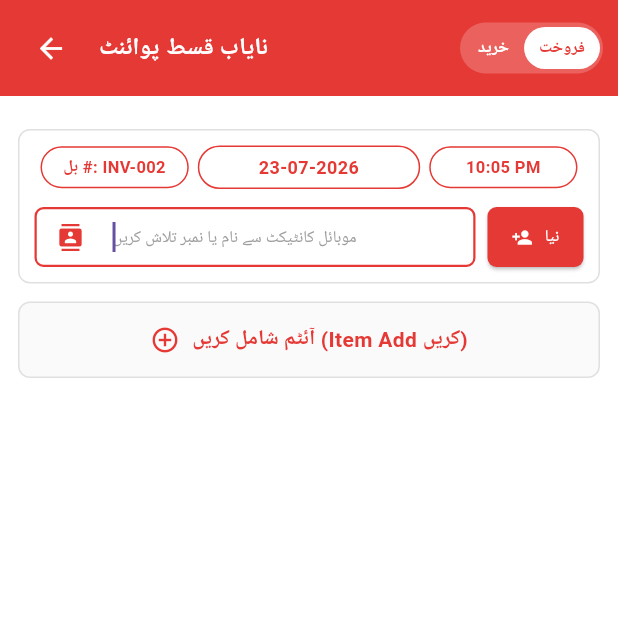
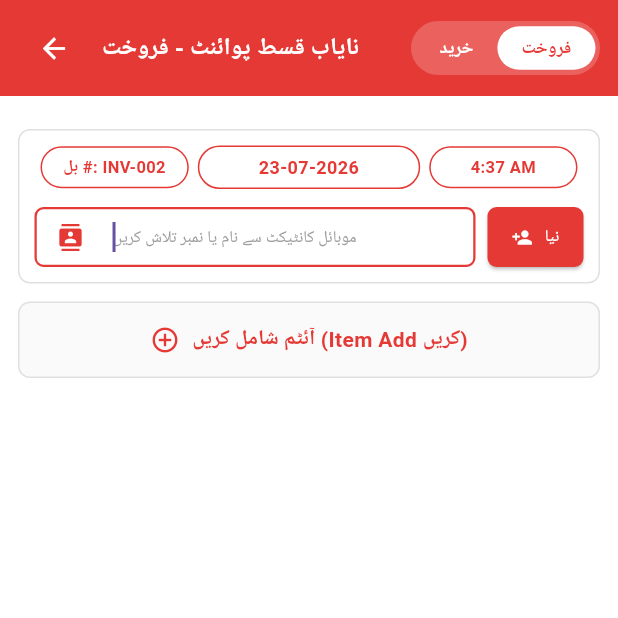
Before and after one commit to nayabqistpoint/my_first_app, a Flutter app: the SalePage screen opened directly, on a phone screen of 412 x 824 dp, the top half of it. Run offline on Flutter 3.47's test engine with Material 3 defaults, Android fonts, the phone set to English and light mode, and no system bars.

Commit message:
sale purchase done

```diff
--- a/lib/home_page/transaction_forms/sale_page.dart
+++ b/lib/home_page/transaction_forms/sale_page.dart
@@ -1,12 +1,13 @@
 import 'package:flutter/material.dart';
+import 'sale_purchase_controller.dart';
 import 'sale_purchase.dart';
-import 'sale_purchase_controller.dart'; // کنٹرولر کی فائل کو امپورٹ کریں
 import 'common/party_selector_widget.dart';
 import 'common/item_selector_row_widget.dart';
 import 'common/item_detail_widget.dart';
 import 'common/discount_widget.dart';
 import 'common/transaction_summary_widget.dart';
-import 'package:my_first_app/dashboard/widgets/source_selecter.dart';
+import 'common/sale_purchase_toggle_widget.dart';
+import '../../dashboard/widgets/source_selecter.dart';
 
 class SalePage extends StatefulWidget {
   const SalePage({super.key});
@@ -21,6 +22,10 @@ class _SalePageState extends State<SalePage> {
   final TextEditingController _receivedController = TextEditingController();
   final TextEditingController _descriptionController = TextEditingController();
 
+  String? _selectedBankSource;
+  double _cashAmount = 0.0;
+  double _bankAmount = 0.0;
+
   final List<Map<String, String>> _dummyContacts = const [
     {'name': 'علی خان', 'phone': '03001234567'},
     {'name': 'محمد احمد', 'phone': '03219876543'},
@@ -31,13 +36,11 @@ class _SalePageState extends State<SalePage> {
   @override
   void initState() {
     super.initState();
-    // 🔴 نوٹ: یہاں سے `setMode(1)` ہٹا دیا گیا ہے کیونکہ `shiftToSaveAndSellMode`
-    // پہلے ہی موڈ اور ڈیٹا سیٹ کر کے لایا ہے، دوبارہ سیٹ کرنے سے ڈیٹا اڑ رہا تھا۔
+    _receivedController.addListener(_onReceivedAmountChanged);
+  }
 
-    // یوزر جب وصولی والے خانے میں رقم لکھے تو سکرین فورا اپ ڈیٹ ہو
-    _receivedController.addListener(() {
-      setState(() {});
-    });
+  void _onReceivedAmountChanged() {
+    setState(() {});
   }
 
   @override
@@ -49,21 +52,10 @@ class _SalePageState extends State<SalePage> {
     super.dispose();
   }
 
-  // خرید والے پیج کی طرز پر effective amount معلوم کرنے کا فنکشن
-  double get _effectiveAmountForSource {
-    if (_receivedController.text.isNotEmpty) {
-      double? val = double.tryParse(_receivedController.text);
-      if (val != null) {
-        return val;
-      }
-    }
-    return salePurchaseController.grandTotal;
-  }
-
   void _openItemDetail({int? editIndex}) {
     final isEditing = editIndex != null;
-    final currentList = salePurchaseController.itemList;
-    final item = isEditing ? currentList[editIndex] : null;
+    final itemList = salePurchaseController.itemList;
+    final item = isEditing ? itemList[editIndex] : null;
 
     Navigator.push(
       context,
@@ -77,7 +69,6 @@ class _SalePageState extends State<SalePage> {
           initialImei: isEditing ? item!['imei'] : '',
           initialCategory: isEditing ? item!['category'] : 'موبائل فون (Mobile Phone)',
           onItemSaved: (model, qty, purchasePrice, salePrice, desc, imei, category) {
-            // براہ راست کنٹرولر کے اندر سیو کریں تاکہ ڈیٹا محفوظ رہے
             salePurchaseController.saveItem(
               editIndex: editIndex,
               model: model,
@@ -94,23 +85,48 @@ class _SalePageState extends State<SalePage> {
     );
   }
 
-  void _switchToPurchase() {
-    // خرید موڈ میں جانے سے پہلے کنٹرولر کا موڈ 0 कर दें
-    salePurchaseController.setMode(0);
-    Navigator.pushAndRemoveUntil(
+  void _onSaveAndSharePressed() {
+    bool success = salePurchaseController.completeTransaction(
+      bankSource: _selectedBankSource,
+      cashAmount: _cashAmount,
+      bankAmount: _bankAmount,
+    );
+
+    if (!success) {
+      ScaffoldMessenger.of(context).showSnackBar(
+        const SnackBar(content: Text('کم از کم ایک آئٹم شامل کرنا ضروری ہے')),
+      );
+      return;
+    }
+
+    ScaffoldMessenger.of(context).showSnackBar(
+      const SnackBar(content: Text('سیل انٹری کامیابی سے محفوظ اور شیئر کر دی گئی ہے')),
+    );
+
+    Navigator.pop(context);
+  }
+
+  void _navigateToPurchasePageSmoothly() {
+    Navigator.pushReplacement(
       context,
-      MaterialPageRoute(builder: (context) => const SalePurchaseForm()),
-      (route) => false,
+      PageRouteBuilder(
+        pageBuilder: (context, animation, secondaryAnimation) => const SalePurchaseForm(),
+        transitionDuration: Duration.zero,
+        reverseTransitionDuration: Duration.zero,
+      ),
     );
   }
 
   @override
   Widget build(BuildContext context) {
-    // AnimatedBuilder کے ذریعے کنٹرولر کو سنیں تاکہ ڈیٹا بدلنے پر سکرین فورا اپ ڈیٹ ہو
-    return AnimatedBuilder(
-      animation: salePurchaseController,
+    return ListenableBuilder(
+      listenable: salePurchaseController,
       builder: (context, child) {
-        final saleItems = salePurchaseController.itemList;
+        final itemList = salePurchaseController.itemList;
+        final isPurchaseMode = salePurchaseController.selectedMode == 0;
+        final grandTotal = salePurchaseController.grandTotal;
+
+        double currentReceivedAmount = double.tryParse(_receivedController.text) ?? 0.0;
 
         return Scaffold(
           backgroundColor: Colors.white,
@@ -119,7 +135,7 @@ class _SalePageState extends State<SalePage> {
               crossAxisAlignment: CrossAxisAlignment.start,
               children: [
                 Container(
-                  padding: const EdgeInsets.symmetric(horizontal: 10, vertical: 8),
+                  padding: const EdgeInsets.symmetric(horizontal: 12, vertical: 8),
                   color: const Color(0xFFE53935),
                   child: Row(
                     children: [
@@ -127,53 +143,27 @@ class _SalePageState extends State<SalePage> {
                         constraints: const BoxConstraints(),
                         padding: EdgeInsets.zero,
                         icon: const Icon(Icons.arrow_back, color: Colors.white, size: 22),
-                        onPressed: () => Navigator.of(context).pop(),
+                        onPressed: () {
+                          // 🔴 بیک جاتے وقت موڈ کو واپس خرید (0) پر سیٹ کریں تاکہ قیمتیں درست رہیں
+                          salePurchaseController.setMode(0);
+                          Navigator.of(context).pop();
+                        },
                       ),
                       const SizedBox(width: 8),
                       const Expanded(
                         child: Text(
-                          'نایاب قسط پوائنٹ',
+                          'نایاب قسط پوائنٹ - فروخت',
                           style: TextStyle(color: Colors.white, fontSize: 16, fontWeight: FontWeight.bold),
                           overflow: TextOverflow.ellipsis,
                         ),
                       ),
-                      Container(
-                        height: 34,
-                        padding: const EdgeInsets.all(2),
-                        decoration: BoxDecoration(
-                          color: Colors.white.withValues(alpha: 0.2),
-                          borderRadius: BorderRadius.circular(20),
-                        ),
-                        child: Row(
-                          mainAxisSize: MainAxisSize.min,
-                          children: [
-                            InkWell(
-                              onTap: _switchToPurchase,
-                              child: Container(
-                                padding: const EdgeInsets.symmetric(horizontal: 10, vertical: 6),
-                                decoration: BoxDecoration(
-                                  color: Colors.transparent,
-                                  borderRadius: BorderRadius.circular(16),
-                                ),
-                                child: const Text(
-                                  'خرید',
-                                  style: TextStyle(color: Colors.white, fontSize: 11, fontWeight: FontWeight.bold),
-                                ),
-                              ),
-                            ),
-                            Container(
-                              padding: const EdgeInsets.symmetric(horizontal: 10, vertical: 6),
-                              decoration: BoxDecoration(
-                                color: Colors.white,
-                                borderRadius: BorderRadius.circular(16),
-                              ),
-                              child: const Text(
-                                'فروخت',
-                                style: TextStyle(color: Color(0xFFE53935), fontSize: 11, fontWeight: FontWeight.bold),
-                              ),
-                            ),
-                          ],
-                        ),
+                      SalePurchaseToggleWidget(
+                        isSaleSelected: true,
+                        onPurchaseTap: () {
+                          salePurchaseController.setMode(0);
+                          _navigateToPurchasePageSmoothly();
+                        },
+                        onSaleTap: () {},
                       ),
                     ],
                   ),
@@ -190,12 +180,12 @@ class _SalePageState extends State<SalePage> {
                           phoneController: _partyPhoneController,
                           invoiceNo: 'INV-002',
                           currentDate: '23-07-2026',
-                          currentTime: '10:05 PM',
+                          currentTime: '4:37 AM',
                           phoneContacts: _dummyContacts,
                           onNewPartyAdded: (name, phone) {},
                         ),
                         const SizedBox(height: 12),
-                        if (saleItems.isEmpty)
+                        if (itemList.isEmpty)
                           ItemSelectorRowWidget(
                             hasItems: false,
                             onTap: () => _openItemDetail(),
@@ -204,12 +194,14 @@ class _SalePageState extends State<SalePage> {
                           ListView.builder(
                             shrinkWrap: true,
                             physics: const NeverScrollableScrollPhysics(),
-                            itemCount: saleItems.length,
+                            itemCount: itemList.length,
                             itemBuilder: (context, index) {
-                              final item = saleItems[index];
-                              final isLastItem = (index == saleItems.length - 1);
+                              final item = itemList[index];
+                              final isLastItem = (index == itemList.length - 1);
                               final qty = item['qty'] as int;
-                              final unitPrice = item['salePrice'] as double;
+                              final unitPrice = isPurchaseMode
+                                  ? (item['purchasePrice'] as double)
+                                  : (item['salePrice'] as double);
 
                               final colorDesc = item['desc'] ?? '';
                               final imeiText = (item['imei'] != null && item['imei'].toString().isNotEmpty)
@@ -233,7 +225,7 @@ class _SalePageState extends State<SalePage> {
                               );
                             },
                           ),
-                        if (saleItems.isNotEmpty) ...[
+                        if (itemList.isNotEmpty) ...[
                           const SizedBox(height: 12),
                           DiscountWidget(
                             onDiscountChanged: (value, isPercentage) {
@@ -244,35 +236,37 @@ class _SalePageState extends State<SalePage> {
                           TransactionSummaryWidget(
                             subTotal: salePurchaseController.subTotal,
                             discountAmount: salePurchaseController.discountAmount,
-                            grandTotal: salePurchaseController.grandTotal,
+                            grandTotal: grandTotal,
                             receivedController: _receivedController,
                             descriptionController: _descriptionController,
                             onAddPhotoPressed: () {},
                           ),
                           const SizedBox(height: 12),
                           SourceSelecter(
-                            defaultAmount: _effectiveAmountForSource,
-                            onSplitPaymentChanged: (primaryBankSource, totalCash, totalBank, detailedSplits) {},
+                            defaultAmount: currentReceivedAmount,
+                            onSplitPaymentChanged: (primaryBankSource, totalCash, totalBank, detailedSplits) {
+                              setState(() {
+                                _selectedBankSource = primaryBankSource;
+                                _cashAmount = totalCash;
+                                _bankAmount = totalBank;
+                              });
+                            },
                           ),
-                          const SizedBox(height: 16),
+                          const SizedBox(height: 20),
                           SizedBox(
                             width: double.infinity,
-                            height: 48,
                             child: ElevatedButton.icon(
                               style: ElevatedButton.styleFrom(
                                 backgroundColor: const Color(0xFFE53935),
                                 foregroundColor: Colors.white,
-                                shape: RoundedRectangleBorder(
-                                  borderRadius: BorderRadius.circular(8),
-                                ),
+                                padding: const EdgeInsets.symmetric(vertical: 12),
+                                shape: RoundedRectangleBorder(borderRadius: BorderRadius.circular(8)),
                               ),
-                              onPressed: () {
-                                Navigator.pop(context);
-                              },
-                              icon: const Icon(Icons.share, size: 20),
+                              onPressed: _onSaveAndSharePressed,
+                              icon: const Icon(Icons.check_circle, size: 18),
                               label: const Text(
-                                'محفوظ کریں اور شیئر کریں',
-                                style: TextStyle(fontSize: 16, fontWeight: FontWeight.bold),
+                                "سیل مکمل کریں اور محفوظ کریں",
+                                style: TextStyle(fontSize: 14, fontWeight: FontWeight.bold),
                               ),
                             ),
                           ),
```
